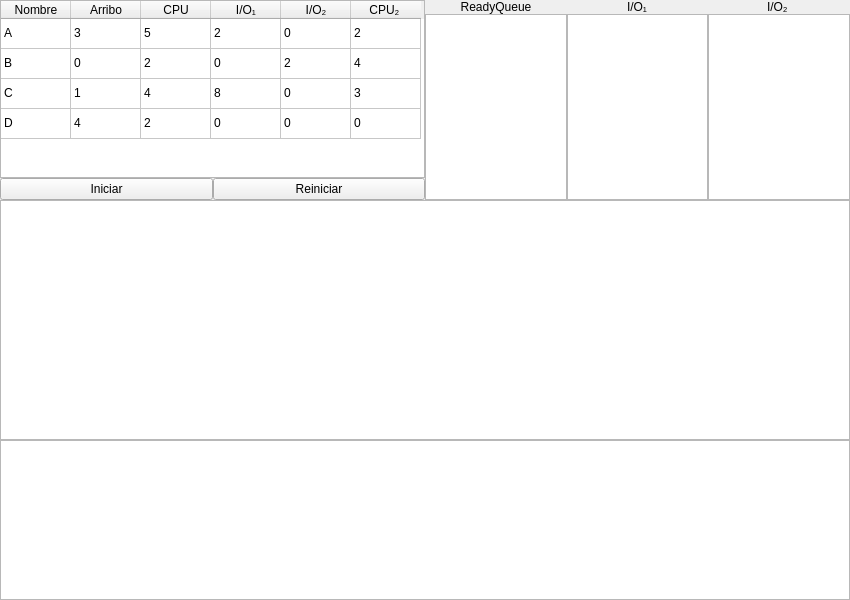
This is mainwindow.ui in braiaantt/fifoGantt as Qt 5 draws it before an edit. The edited form follows.
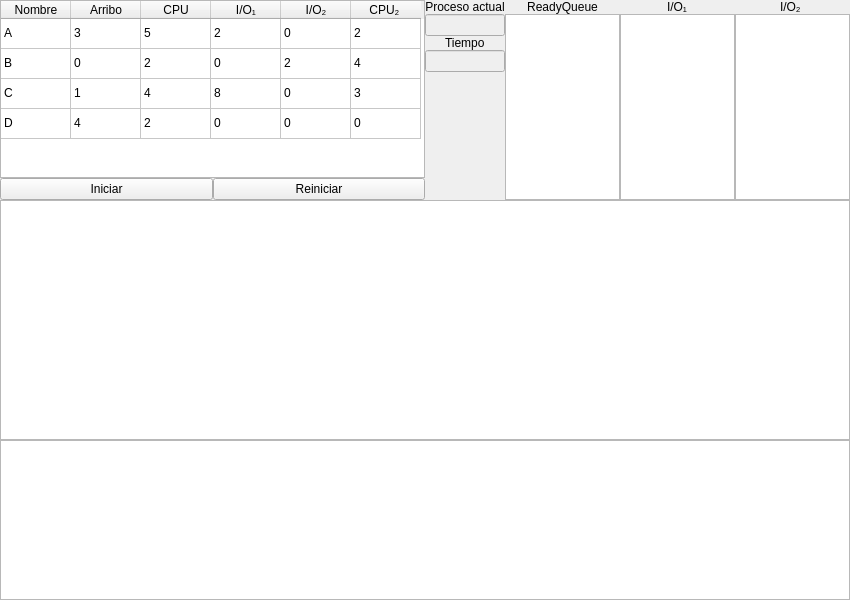
This is the edited form.

Commit message: añadi widgets que muestran el proceso en ejecucion y la posicion del tiempo

Diff of the .ui file:
```diff
--- a/mainwindow.ui
+++ b/mainwindow.ui
@@ -305,7 +305,7 @@
            <verstretch>0</verstretch>
           </sizepolicy>
          </property>
-         <layout class="QHBoxLayout" name="horizontalLayout_3">
+         <layout class="QHBoxLayout" name="horizontalLayout_2">
           <property name="spacing">
            <number>0</number>
           </property>
@@ -322,10 +322,59 @@
            <number>0</number>
           </property>
           <item>
-           <layout class="QVBoxLayout" name="verticalLayout_7"/>
+           <layout class="QVBoxLayout" name="verticalLayout_7">
+            <item>
+             <widget class="QLabel" name="label_4">
+              <property name="text">
+               <string>Proceso actual</string>
+              </property>
+              <property name="alignment">
+               <set>Qt::AlignCenter</set>
+              </property>
+             </widget>
           </item>
           <item>
-           <layout class="QHBoxLayout" name="horizontalLayout_2">
+             <widget class="QLineEdit" name="lineEditCurrentProcess">
+              <property name="enabled">
+               <bool>false</bool>
+              </property>
+              <property name="alignment">
+               <set>Qt::AlignCenter</set>
+              </property>
+             </widget>
+            </item>
+            <item alignment="Qt::AlignHCenter">
+             <widget class="QLabel" name="label_5">
+              <property name="text">
+               <string>Tiempo</string>
+              </property>
+             </widget>
+            </item>
+            <item>
+             <widget class="QLineEdit" name="lineEditCurrentTimePos">
+              <property name="enabled">
+               <bool>false</bool>
+              </property>
+              <property name="alignment">
+               <set>Qt::AlignCenter</set>
+              </property>
+             </widget>
+            </item>
+            <item>
+             <spacer name="verticalSpacer">
+              <property name="orientation">
+               <enum>Qt::Vertical</enum>
+              </property>
+              <property name="sizeHint" stdset="0">
+               <size>
+                <width>20</width>
+                <height>40</height>
+               </size>
+              </property>
+             </spacer>
+            </item>
+           </layout>
+          </item>
             <item>
              <layout class="QVBoxLayout" name="verticalLayout_4">
               <item>
@@ -343,6 +392,9 @@
                 <property name="focusPolicy">
                  <enum>Qt::NoFocus</enum>
                 </property>
+              <property name="editTriggers">
+               <set>QAbstractItemView::NoEditTriggers</set>
+              </property>
                </widget>
               </item>
              </layout>
@@ -380,8 +432,6 @@
                  <enum>Qt::NoFocus</enum>
                 </property>
                </widget>
-              </item>
-             </layout>
             </item>
            </layout>
           </item>
```
Lines whose indentation alone changed are shown as unchanged.
